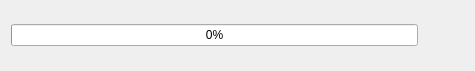
This is qt-resources/downloader.ui in vaginessa/pornhubscanner as Qt 5 draws it before an edit. The edited form follows.
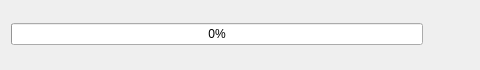
This is the edited form. Icons and pictures are not drawn.

What changed in the file:
```diff
--- a/qt-resources/downloader.ui
+++ b/qt-resources/downloader.ui
@@ -6,8 +6,8 @@
    <rect>
     <x>0</x>
     <y>0</y>
-    <width>475</width>
-    <height>71</height>
+    <width>480</width>
+    <height>70</height>
    </rect>
   </property>
   <property name="windowTitle">
```
